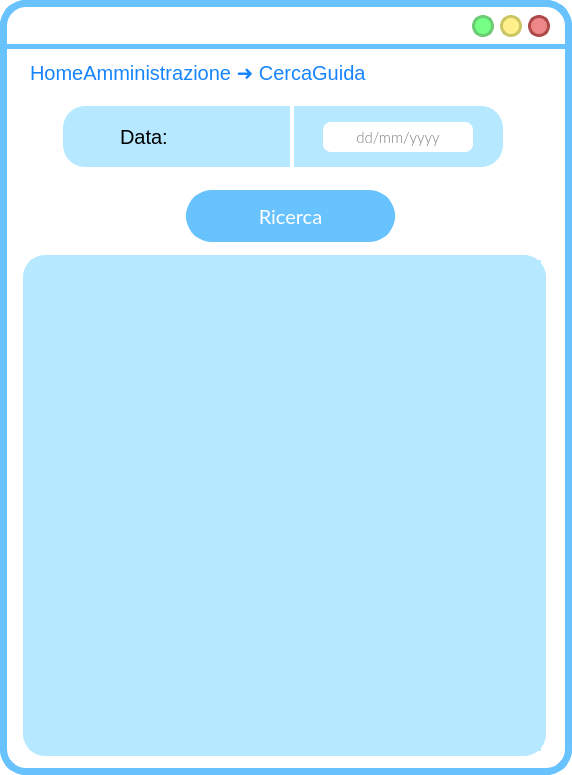
This is ui/VistaCercaGuida(2in1).ui in SbattellaMattia/SoftwareEngineering as Qt 5 draws it before an edit. The edited form follows.
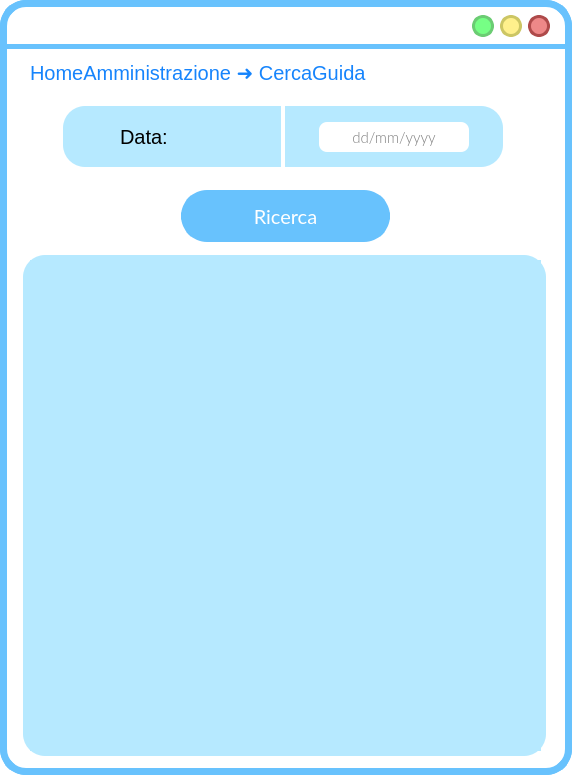
This is the edited form. Icons and pictures are not drawn.

```diff
--- a/ui/VistaCercaGuida(2in1).ui
+++ b/ui/VistaCercaGuida(2in1).ui
@@ -445,7 +445,7 @@
    <widget class="QLineEdit" name="dataLineEdit">
     <property name="geometry">
      <rect>
-      <x>323</x>
+      <x>319</x>
       <y>122</y>
       <width>150</width>
       <height>30</height>
@@ -533,7 +533,7 @@
    <widget class="QPushButton" name="ricercaButton">
     <property name="geometry">
      <rect>
-      <x>186</x>
+      <x>181</x>
       <y>190</y>
       <width>209</width>
       <height>52</height>
@@ -609,7 +609,7 @@
    <widget class="QLabel" name="label_4">
     <property name="geometry">
      <rect>
-      <x>290</x>
+      <x>281</x>
       <y>100</y>
       <width>4</width>
       <height>70</height>
@@ -625,9 +625,9 @@
    <widget class="QLabel" name="frecciaSxLabel">
     <property name="geometry">
      <rect>
-      <x>90</x>
+      <x>75</x>
       <y>180</y>
-      <width>71</width>
+      <width>81</width>
       <height>71</height>
      </rect>
     </property>
@@ -653,7 +653,7 @@
    <widget class="QLabel" name="frecciaDxLabel">
     <property name="geometry">
      <rect>
-      <x>420</x>
+      <x>415</x>
       <y>180</y>
       <width>81</width>
       <height>71</height>
```
